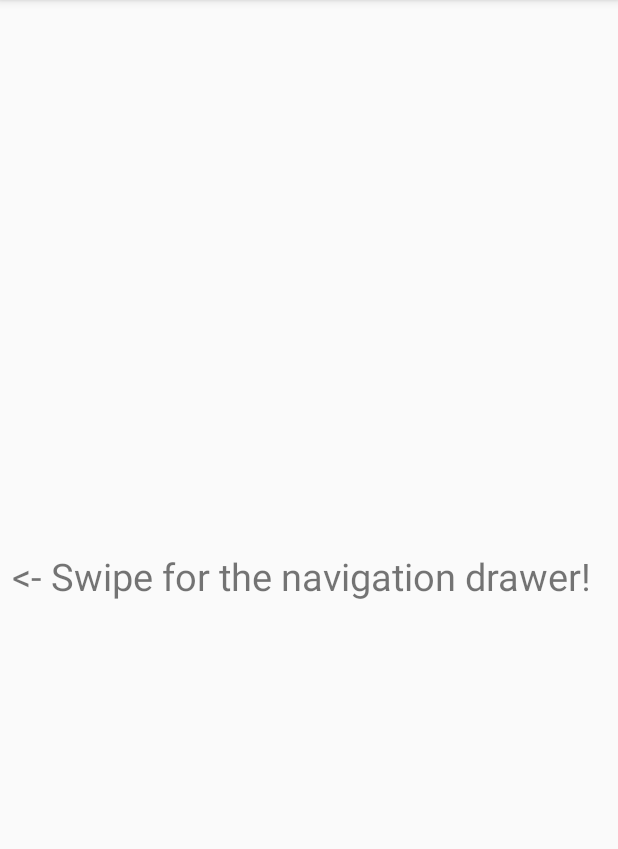
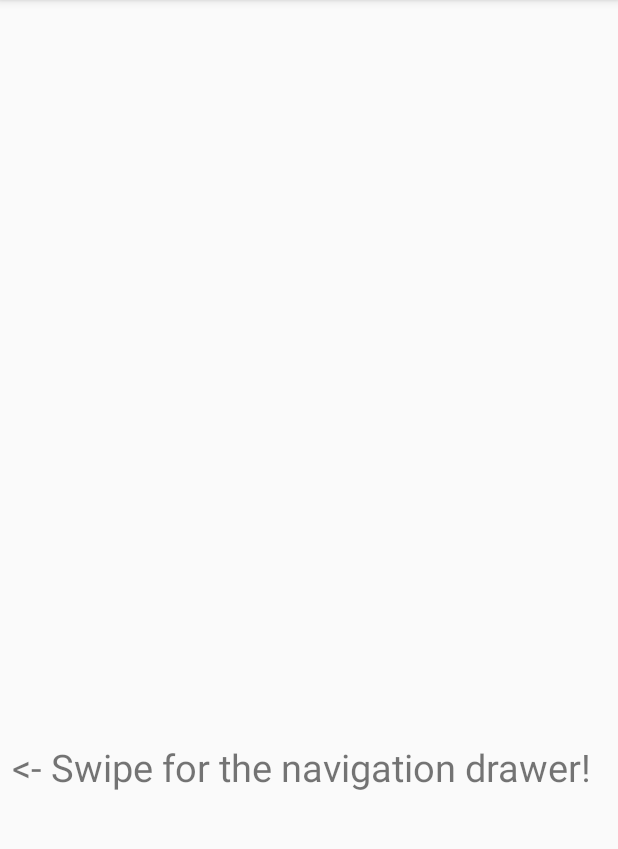
Before and after one commit to LambdaSchool/Android_MediaPlayer, an Android app: the screen it shows after launch (NavigationDrawerActivity), on a phone screen of 412 x 824 dp, the part 84-933 px from its top. Run offline under Robolectric (Android 15) with nearby library versions, the phone set to English and light mode, and no system bars.

Commit message:
Video files are playable in the app using the same controls

```diff
--- a/app/src/main/res/layout/content_navigation_drawer.xml
+++ b/app/src/main/res/layout/content_navigation_drawer.xml
@@ -10,6 +10,18 @@
     tools:context=".NavigationDrawerActivity"
     tools:showIn="@layout/app_bar_navigation_drawer">
 
+    <VideoView
+        android:id="@+id/video_view"
+        android:layout_width="match_parent"
+        android:layout_height="400dp"
+        android:layout_marginStart="8dp"
+        android:layout_marginEnd="8dp"
+        android:visibility="invisible"
+        app:layout_constraintBottom_toTopOf="@id/text_view"
+        app:layout_constraintEnd_toEndOf="parent"
+        app:layout_constraintStart_toStartOf="parent"
+        app:layout_constraintTop_toTopOf="parent" />
+
     <TextView
         android:id="@+id/text_view"
         android:layout_width="match_parent"
@@ -18,19 +30,19 @@
         android:layout_marginTop="8dp"
         android:layout_marginEnd="8dp"
         android:layout_marginBottom="8dp"
+        android:autoSizeMaxTextSize="100sp"
+        android:autoSizeMinTextSize="1sp"
+        android:autoSizeStepGranularity="1sp"
+        android:autoSizeTextType="uniform"
         android:text="&lt;- Swipe for the navigation drawer!"
         android:textSize="25sp"
-        android:autoSizeTextType="uniform"
-        android:autoSizeMinTextSize="1sp"
-        android:autoSizeMaxTextSize="100sp"
-        android:autoSizeStepGranularity="1sp"
-        app:layout_constraintBottom_toBottomOf="parent"
+        app:layout_constraintBottom_toTopOf="@id/seek_bar"
         app:layout_constraintEnd_toEndOf="parent"
         app:layout_constraintStart_toStartOf="parent"
-        app:layout_constraintTop_toTopOf="parent" />
+        app:layout_constraintTop_toBottomOf="@id/video_view" />
 
     <SeekBar
-        android:id="@+id/seekbar"
+        android:id="@+id/seek_bar"
         android:layout_width="match_parent"
         android:layout_height="wrap_content"
         android:layout_marginStart="20dp"
@@ -41,7 +53,7 @@
         android:progressTint="#00C853"
         android:thumbTint="#00C853"
         android:visibility="invisible"
-        app:layout_constraintBottom_toBottomOf="parent"
+        app:layout_constraintBottom_toTopOf="@id/image_button"
         app:layout_constraintEnd_toEndOf="parent"
         app:layout_constraintStart_toStartOf="parent"
         app:layout_constraintTop_toBottomOf="@+id/text_view" />
@@ -58,7 +70,7 @@
         app:layout_constraintBottom_toBottomOf="parent"
         app:layout_constraintEnd_toEndOf="parent"
         app:layout_constraintStart_toStartOf="parent"
-        app:layout_constraintTop_toBottomOf="@+id/seekbar"
+        app:layout_constraintTop_toBottomOf="@+id/seek_bar"
         app:srcCompat="@android:drawable/ic_media_play" />
 
 
```
Also changed, not shown: app/src/main/java/com/lambdaschool/android_mediaplayer/NavigationDrawerActivity.java (+99 -11 lines).
